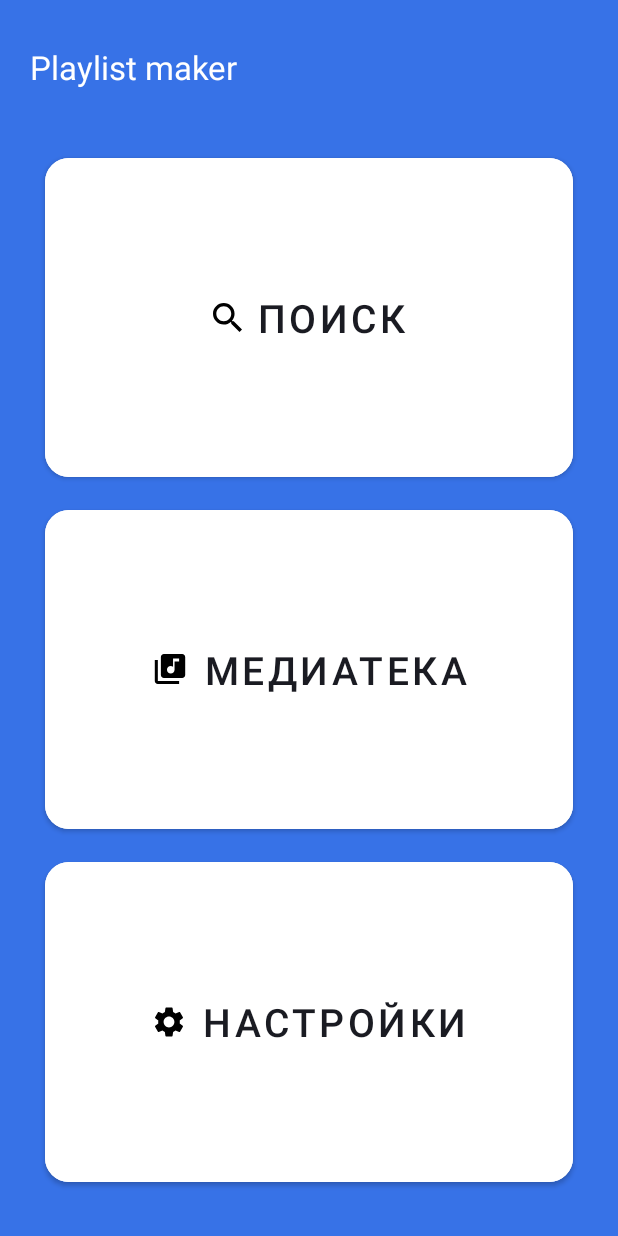
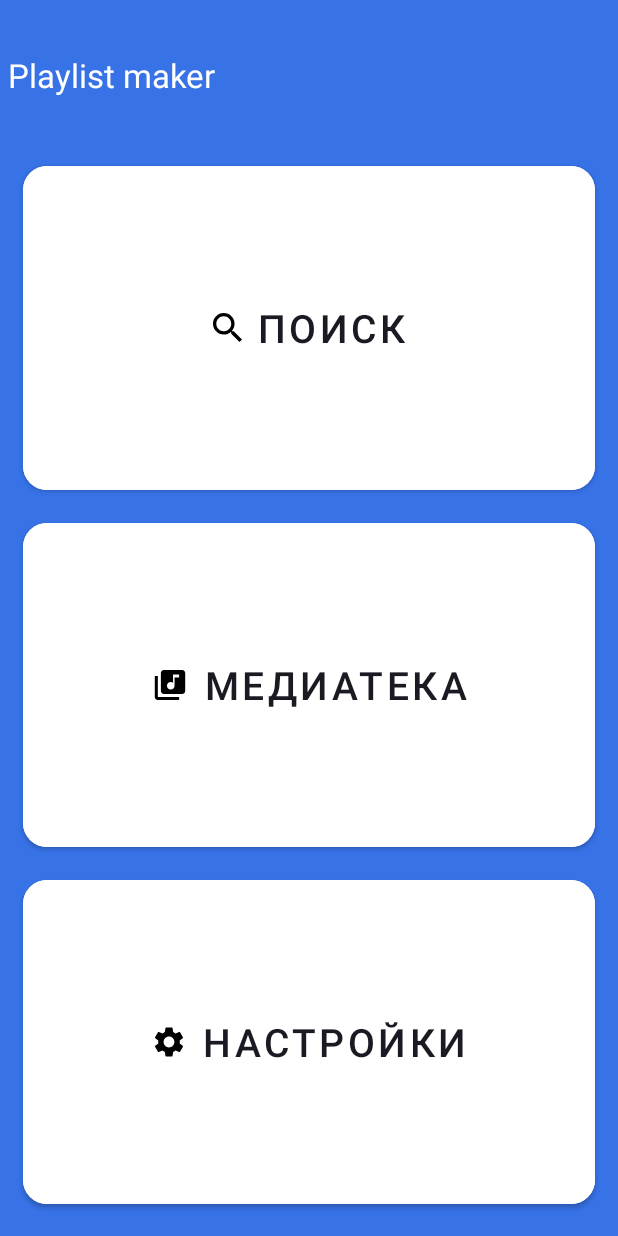
Before and after one commit to AnastassiyaFom/Fom_PlaylistMaker, an Android app: the screen it shows after launch (MainActivity), on a phone screen of 412 x 824 dp. Run offline under Robolectric (Android 15) with nearby library versions, the phone set to English and light mode, and no system bars.

Commit message:
HomeWork Sprint 8

```diff
--- a/app/src/main/res/layout/activity_main.xml
+++ b/app/src/main/res/layout/activity_main.xml
@@ -7,7 +7,7 @@
                 android:layout_height="match_parent"
                 android:background="#3772E7"
                 android:orientation="vertical"
-                android:padding="20dp"
+                android:padding="5dp"
                 tools:context=".MainActivity">
 
                 <TextView
@@ -19,7 +19,7 @@
                     android:textColor="#ffffff"
                     android:textSize="22sp"
                     android:layout_marginBottom="40dp"
-                    android:layout_marginTop="@dimen/margin"/>
+                    android:layout_marginTop="30dp"/>
 
                 <Button
                     android:id="@+id/search"
```
